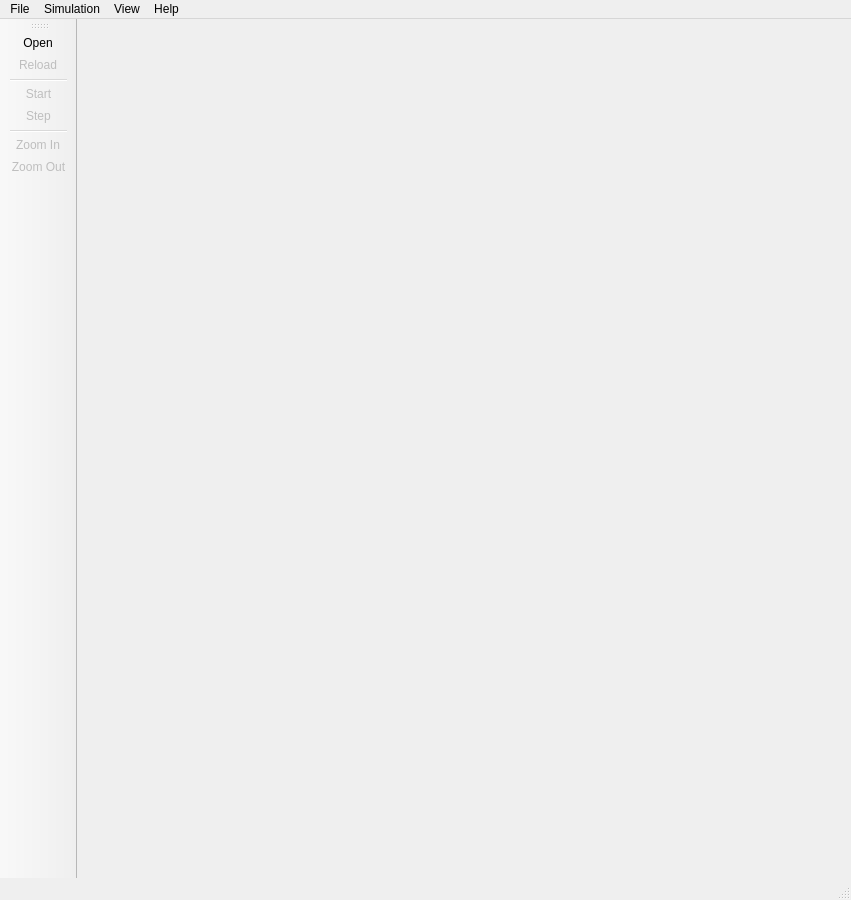
Old version of the form gui.ui in the repository klavinslab/gro.
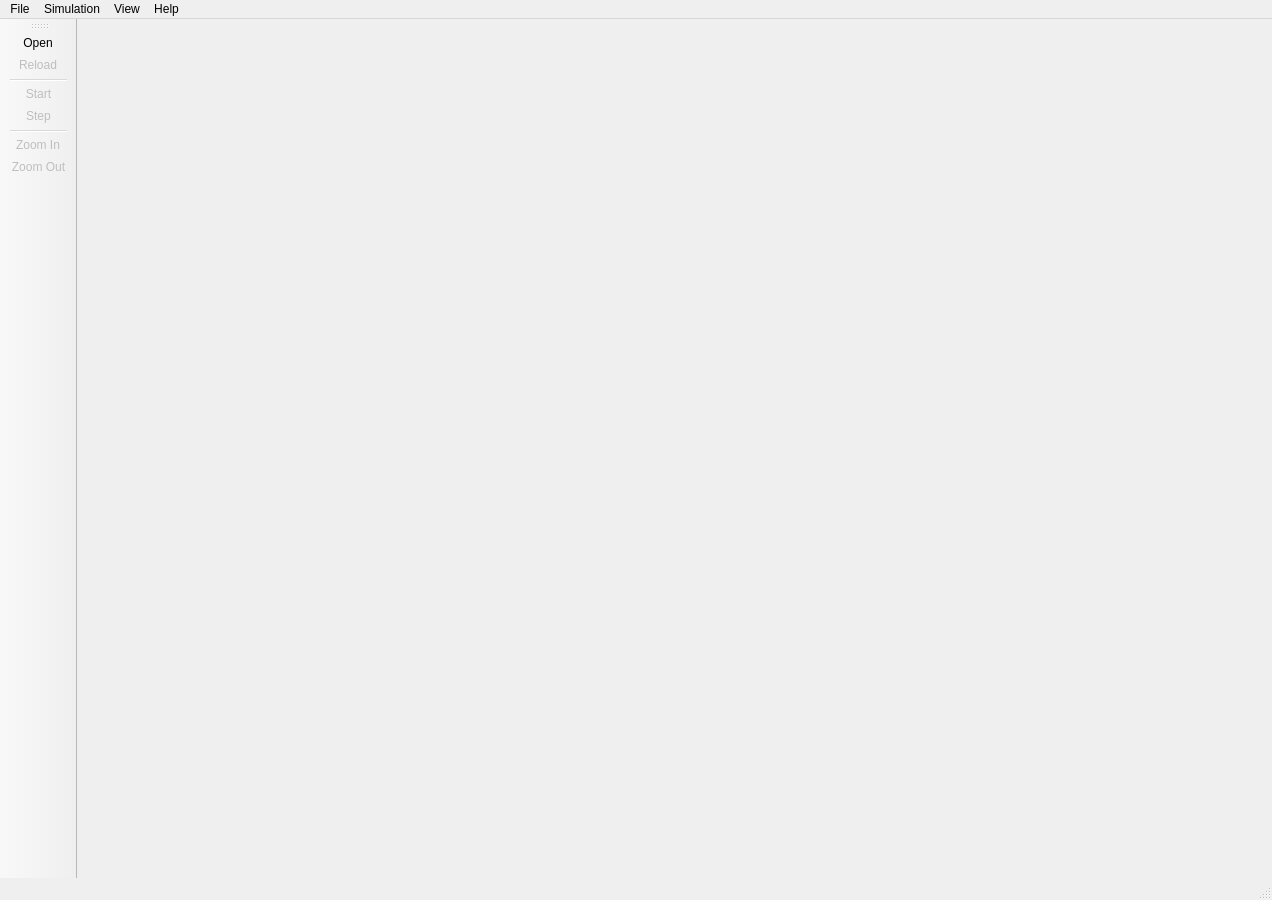
New version of the form. Icons and pictures are not drawn.

```diff
--- a/gui.ui
+++ b/gui.ui
@@ -6,7 +6,7 @@
    <rect>
     <x>0</x>
     <y>0</y>
-    <width>851</width>
+    <width>1272</width>
     <height>900</height>
    </rect>
   </property>
@@ -40,7 +40,7 @@
     <rect>
      <x>0</x>
      <y>0</y>
-     <width>851</width>
+     <width>1272</width>
      <height>22</height>
     </rect>
    </property>
```
